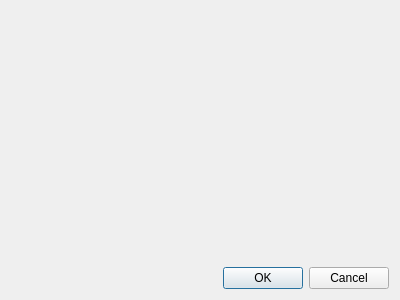
Qt form src/Sigil/Form_Files/FetchMetadata.ui (marek-g/Sigil) before a commit.
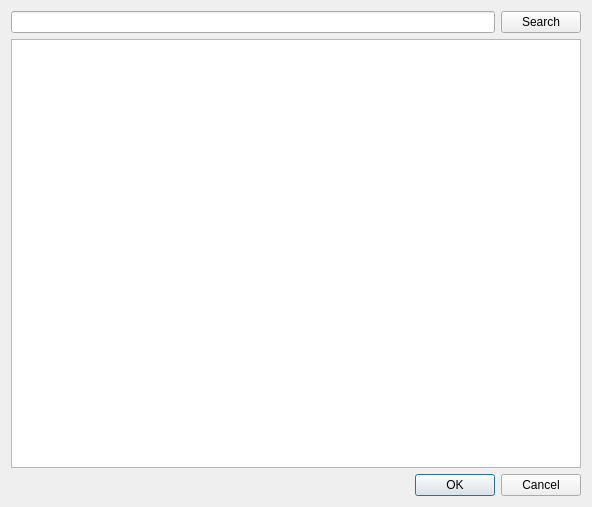
The same form after that commit.

Commit message: Started working on fetch metadata.

Diff of the .ui file:
```diff
--- a/src/Sigil/Form_Files/FetchMetadata.ui
+++ b/src/Sigil/Form_Files/FetchMetadata.ui
@@ -6,8 +6,8 @@
    <rect>
     <x>0</x>
     <y>0</y>
-    <width>400</width>
-    <height>300</height>
+    <width>592</width>
+    <height>507</height>
    </rect>
   </property>
   <property name="windowTitle">
@@ -15,17 +15,21 @@
   </property>
   <layout class="QVBoxLayout" name="verticalLayout">
    <item>
-    <spacer name="verticalSpacer">
-     <property name="orientation">
-      <enum>Qt::Vertical</enum>
-     </property>
-     <property name="sizeHint" stdset="0">
-      <size>
-       <width>20</width>
-       <height>40</height>
-      </size>
-     </property>
-    </spacer>
+    <layout class="QHBoxLayout" name="horizontalLayout">
+     <item>
+      <widget class="QLineEdit" name="editFilter"/>
+     </item>
+     <item>
+      <widget class="QPushButton" name="btSearch">
+       <property name="text">
+        <string>Search</string>
+       </property>
+      </widget>
+     </item>
+    </layout>
+   </item>
+   <item>
+    <widget class="QListView" name="lvResults"/>
    </item>
    <item>
     <widget class="QDialogButtonBox" name="buttonBox">
```
The commit also changes 2 other files.
